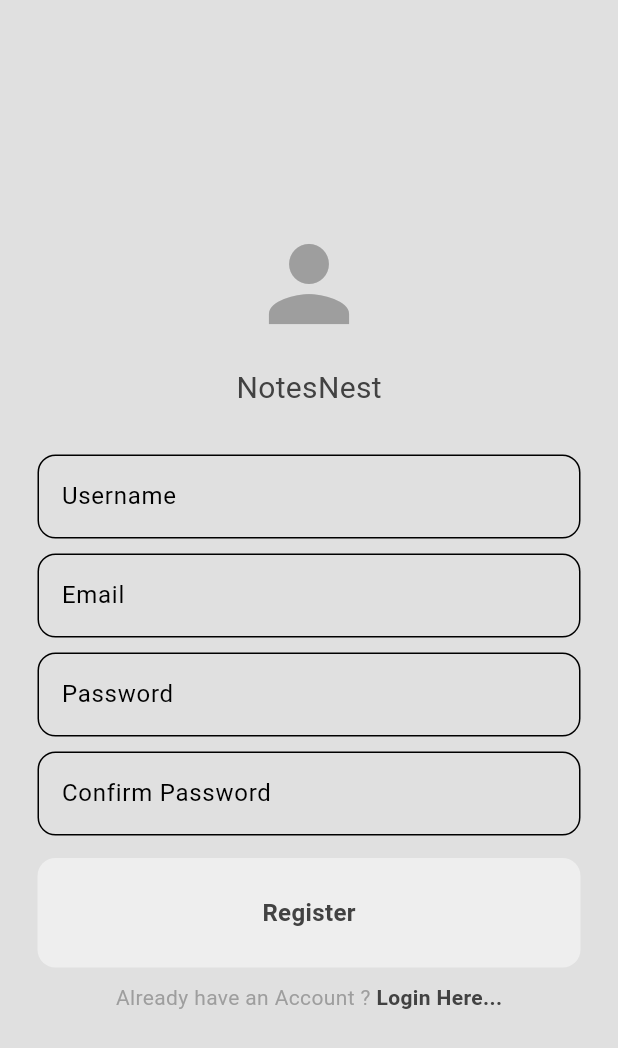
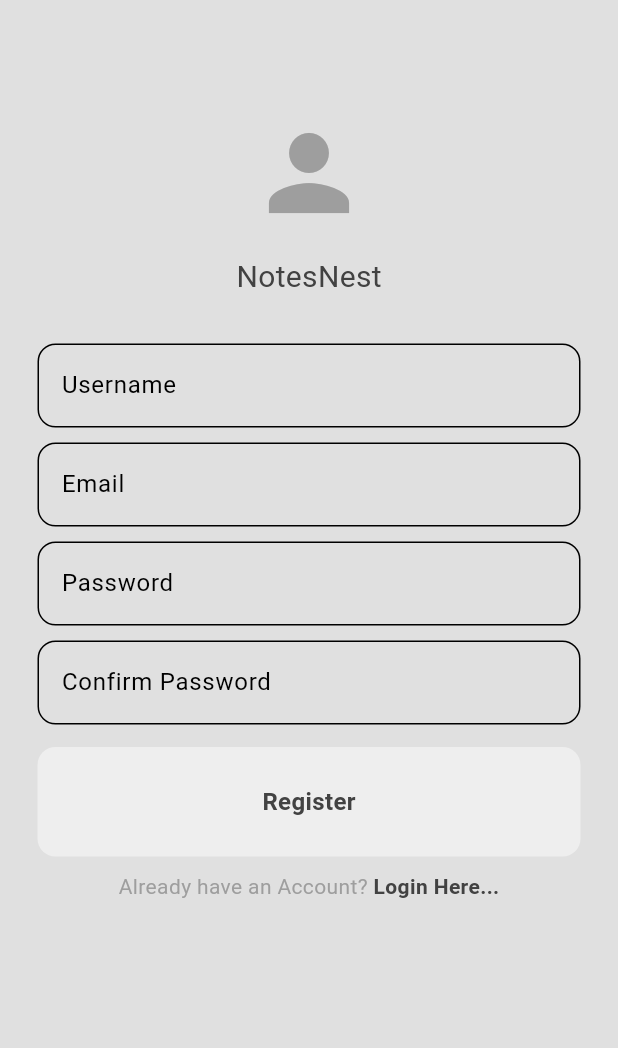
Before and after one commit to rahull0328/Flutter-CRUD, a Flutter app: the screen it shows after launch, after a tap on "Register Here...", on a phone screen of 412 x 824 dp. Shown: the top 1048 px of the screen. Run offline on Flutter 3.47's test engine with Material 3 defaults, Android fonts, the phone set to English and light mode, and no system bars; our stand-ins replace cloud_firestore, firebase_auth, firebase_core, flutter_dotenv; accounts and stored records are empty; network calls fail.

```diff
--- a/lib/pages/home_page.dart
+++ b/lib/pages/home_page.dart
@@ -74,7 +74,7 @@ class _HomePageState extends State<HomePage> {
         backgroundColor: Colors.deepPurple,
         actions: [
           IconButton(
-            onPressed: () => logout,
+            onPressed: logout,
             icon: const Icon(Icons.logout),
           ),
         ],
--- a/lib/pages/login_page.dart
+++ b/lib/pages/login_page.dart
@@ -17,35 +17,31 @@ class LoginPage extends StatefulWidget {
 }
 
 class _LoginPageState extends State<LoginPage> {
-  //text editing controller
+  // Text editing controllers
   final TextEditingController emailController = TextEditingController();
-
   final TextEditingController passwordController = TextEditingController();
 
-  //login method
-  void login() async{
-    //show loading screen
+  // Login method
+  void login() async {
+    // Show loading screen
     showDialog(
       context: context,
       builder: (context) => const Center(
         child: CircularProgressIndicator(),
-        )
+      ),
     );
 
-    //user login process
+    // User login process
     try {
       await FirebaseAuth.instance.signInWithEmailAndPassword(
         email: emailController.text,
-          password: passwordController.text
+        password: passwordController.text,
       );
 
-      //pop loading circle
+      // Pop loading circle
       if (context.mounted) Navigator.pop(context);
-    }
-
-    //display any errors
-    on FirebaseAuthException catch (e){
-      //pop loading circle
+    } on FirebaseAuthException catch (e) {
+      // Pop loading circle
       Navigator.pop(context);
       displayMessageToUser(e.code, context);
     }
@@ -55,13 +51,15 @@ class _LoginPageState extends State<LoginPage> {
   Widget build(BuildContext context) {
     return Scaffold(
       backgroundColor: Theme.of(context).colorScheme.background,
-      body: Center(
+      body: SingleChildScrollView(
         child: Padding(
           padding: const EdgeInsets.all(25.0),
           child: Column(
             mainAxisAlignment: MainAxisAlignment.center,
             children: [
-              //logo
+              const SizedBox(height: 50),
+
+              // Logo
               Icon(
                 Icons.person,
                 size: 80,
@@ -69,58 +67,58 @@ class _LoginPageState extends State<LoginPage> {
               ),
               const SizedBox(height: 25),
 
-              //app name
+              // App name
               const Text(
                 "NoteNest",
                 style: TextStyle(fontSize: 20),
               ),
               const SizedBox(height: 50),
 
-              //email textField
+              // Email textField
               MyTextfield(
                 hintText: "Email",
                 obscureText: false,
-                  controller: emailController
+                controller: emailController,
               ),
               const SizedBox(height: 10),
 
-              //password textField
+              // Password textField
               MyTextfield(
                 hintText: "Password",
                 obscureText: true,
-                  controller: passwordController
+                controller: passwordController,
               ),
               const SizedBox(height: 10),
 
-              //forgot password
+              // Forgot password
               Row(
                 mainAxisAlignment: MainAxisAlignment.end,
                 children: [
                   Text(
                     "Forgot Password?",
                     style: TextStyle(
-                        color: Theme.of(context).colorScheme.inversePrimary
+                      color: Theme.of(context).colorScheme.inversePrimary,
                     ),
                   ),
                 ],
               ),
               const SizedBox(height: 25),
 
-              //sign in button
+              // Sign-in button
               MyButton(
                 text: "Login",
                 onTap: login,
               ),
-              const SizedBox(height: 25,),
+              const SizedBox(height: 25),
 
-              //don't have an account register here
+              // Don't have an account? Register here
               Row(
                 mainAxisAlignment: MainAxisAlignment.center,
                 children: [
                   Text(
-                    "Don't have an Account ?",
+                    "Don't have an Account?",
                     style: TextStyle(
-                      color: Theme.of(context).colorScheme.inversePrimary
+                      color: Theme.of(context).colorScheme.inversePrimary,
                     ),
                   ),
                   GestureDetector(
@@ -131,9 +129,11 @@ class _LoginPageState extends State<LoginPage> {
                         fontWeight: FontWeight.bold,
                       ),
                     ),
-                  )
+                  ),
                 ],
               ),
+
+              const SizedBox(height: 20),
             ],
           ),
         ),
--- a/lib/pages/register_page.dart
+++ b/lib/pages/register_page.dart
@@ -17,46 +17,44 @@ class RegisterPage extends StatefulWidget {
 }
 
 class _RegisterPageState extends State<RegisterPage> {
-
-  //text editing controller
+  // Text editing controllers
   final TextEditingController usernameController = TextEditingController();
   final TextEditingController emailController = TextEditingController();
   final TextEditingController passwordController = TextEditingController();
   final TextEditingController confirmPasswordController = TextEditingController();
 
-  //register method
+  // Register method
   void registerUser() async {
-    //show loading circle
+    // Show loading circle
     showDialog(
       context: context,
       builder: (context) => const Center(
         child: CircularProgressIndicator(),
       ),
     );
-    //making sure passwords match
-    if(passwordController.text != confirmPasswordController.text) {
-      //pop loading circle
+
+    // Ensure passwords match
+    if (passwordController.text != confirmPasswordController.text) {
+      // Pop loading circle
       Navigator.pop(context);
 
-      //display error message
-      displayMessageToUser("Passwords don't Match!", context);
+      // Display error message
+      displayMessageToUser("Passwords don't match!", context);
     } else {
-      //try creating the user
       try {
-        //create the user
-        UserCredential? userCredential =
+        // Create the user
         await FirebaseAuth.instance.createUserWithEmailAndPassword(
           email: emailController.text,
-            password: passwordController.text
+          password: passwordController.text,
         );
 
-        //pop loading circle
+        // Pop loading circle
         Navigator.pop(context);
       } on FirebaseAuthException catch (e) {
-        //pop loading circle
+        // Pop loading circle
         Navigator.pop(context);
 
-        //displaying error message to user
+        // Display error message
         displayMessageToUser(e.code, context);
       }
     }
@@ -66,13 +64,15 @@ class _RegisterPageState extends State<RegisterPage> {
   Widget build(BuildContext context) {
     return Scaffold(
       backgroundColor: Theme.of(context).colorScheme.background,
-      body: Center(
+      body: SingleChildScrollView(
         child: Padding(
           padding: const EdgeInsets.all(25.0),
           child: Column(
             mainAxisAlignment: MainAxisAlignment.center,
             children: [
-              //logo
+              const SizedBox(height: 50),
+
+              // Logo
               Icon(
                 Icons.person,
                 size: 80,
@@ -80,60 +80,60 @@ class _RegisterPageState extends State<RegisterPage> {
               ),
               const SizedBox(height: 15),
 
-              //app name
+              // App name
               const Text(
                 "NotesNest",
                 style: TextStyle(fontSize: 20),
               ),
               const SizedBox(height: 30),
 
-              //username textField
+              // Username textField
               MyTextfield(
                 hintText: "Username",
                 obscureText: false,
-                  controller: usernameController
+                controller: usernameController,
               ),
               const SizedBox(height: 10),
 
-              //email textField
+              // Email textField
               MyTextfield(
                 hintText: "Email",
                 obscureText: false,
-                  controller: emailController
+                controller: emailController,
               ),
               const SizedBox(height: 10),
 
-              //password textField
+              // Password textField
               MyTextfield(
                 hintText: "Password",
                 obscureText: true,
-                  controller: passwordController
+                controller: passwordController,
               ),
               const SizedBox(height: 10),
 
-              //confirm password textField
+              // Confirm password textField
               MyTextfield(
                 hintText: "Confirm Password",
                 obscureText: true,
-                  controller: confirmPasswordController
+                controller: confirmPasswordController,
               ),
               const SizedBox(height: 15),
 
-              //sign up button
+              // Register button
               MyButton(
                 text: "Register",
                 onTap: registerUser,
               ),
               const SizedBox(height: 10),
 
-              //Already have an account register here
+              // Already have an account? Login here
               Row(
                 mainAxisAlignment: MainAxisAlignment.center,
                 children: [
                   Text(
-                    "Already have an Account ?",
+                    "Already have an Account?",
                     style: TextStyle(
-                        color: Theme.of(context).colorScheme.inversePrimary
+                      color: Theme.of(context).colorScheme.inversePrimary,
                     ),
                   ),
                   GestureDetector(
@@ -144,9 +144,11 @@ class _RegisterPageState extends State<RegisterPage> {
                         fontWeight: FontWeight.bold,
                       ),
                     ),
-                  )
+                  ),
                 ],
               ),
+
+              const SizedBox(height: 20),
             ],
           ),
         ),
```
Lines whose indentation alone changed are shown as unchanged.
